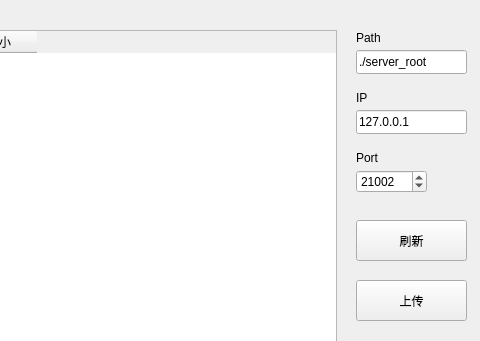
First picture: the form in xdisk_gui/widget.ui, repository qiuliw/CloudDriver, before the edit; both pictures show x 184 to 664 and y 0 to 341 of the 664 by 478 pixel window.
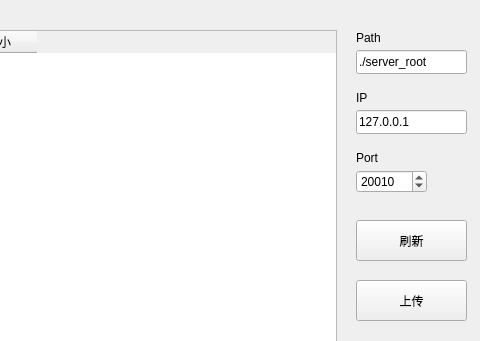
Second picture: the form after the edit.

The edit to the form file:
```diff
--- a/xdisk_gui/widget.ui
+++ b/xdisk_gui/widget.ui
@@ -85,7 +85,7 @@
     <number>65535</number>
    </property>
    <property name="value">
-    <number>21002</number>
+    <number>20010</number>
    </property>
   </widget>
   <widget class="QLabel" name="portLabel">
```
